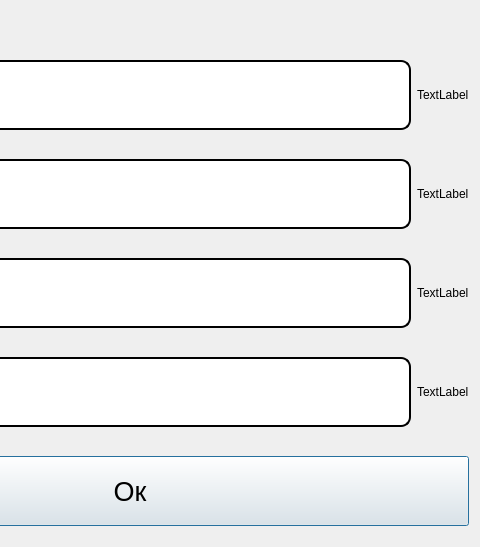
First picture: the form in RegistrationWindow.ui, repository hts1238/yandex_project, before the edit; both pictures show x 220 to 700 and y 153 to 700 of the 700 by 700 pixel window.
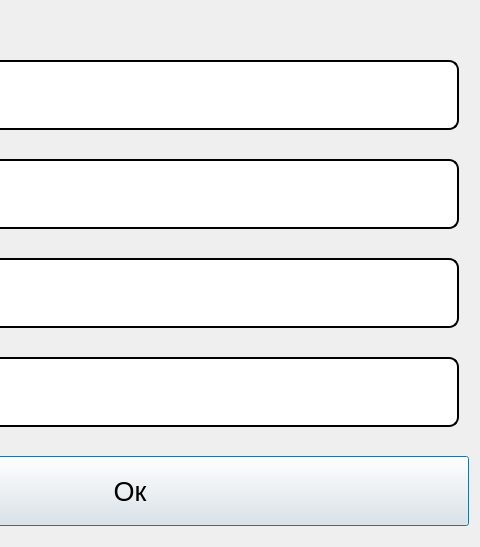
Second picture: the form after the edit.

The edit to the form file:
```diff
--- a/RegistrationWindow.ui
+++ b/RegistrationWindow.ui
@@ -201,28 +201,28 @@
      <item row="1" column="2">
       <widget class="QLabel" name="label">
        <property name="text">
-        <string>TextLabel</string>
+        <string> </string>
        </property>
       </widget>
      </item>
      <item row="2" column="2">
       <widget class="QLabel" name="label_2">
        <property name="text">
-        <string>TextLabel</string>
+        <string> </string>
        </property>
       </widget>
      </item>
      <item row="3" column="2">
       <widget class="QLabel" name="label_3">
        <property name="text">
-        <string>TextLabel</string>
+        <string> </string>
        </property>
       </widget>
      </item>
      <item row="4" column="2">
       <widget class="QLabel" name="label_4">
        <property name="text">
-        <string>TextLabel</string>
+        <string> </string>
        </property>
       </widget>
      </item>
```
Left out of the diff: 8 changed lines with no effect on the pictures.
